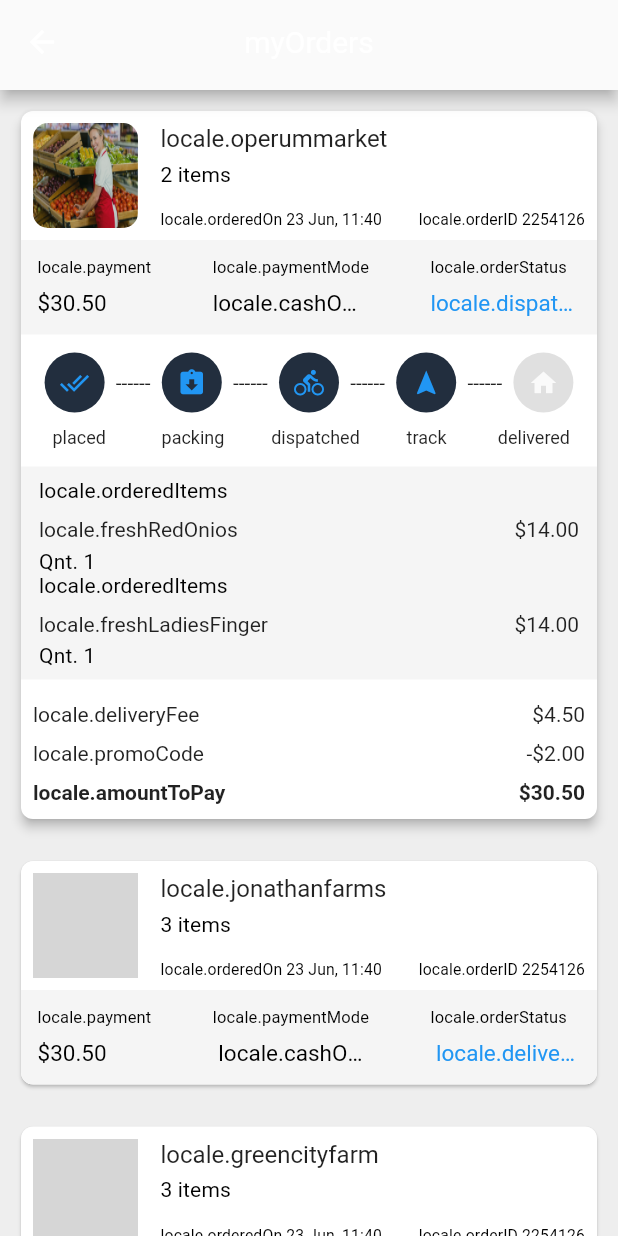
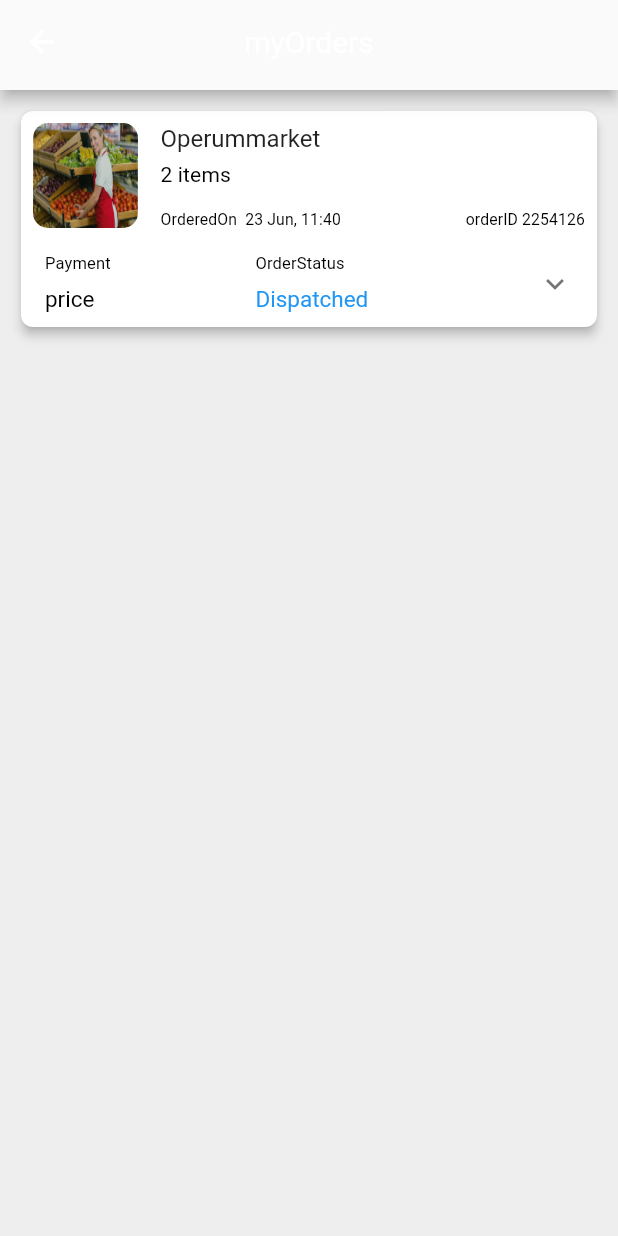
Before and after one commit to komal-fulwar/grabzo_new, a Flutter app: the MyOrders screen opened directly, on a phone screen of 412 x 824 dp. Run offline on Flutter 3.47's test engine with Material 2 defaults, Android fonts, the light colour scheme and no system bars; our stand-ins replace carousel_pro, flutter_phoenix, flutter_svg, fluttertoast, font_awesome_flutter, page_transition and 1 more; missing offline and left inert: animation_wrappers; accounts and stored records are empty; grey boxes are pictures that could not be loaded.

Commit message:
2 & 8 done

```diff
--- a/lib/pages/SearchSeeAll.dart
+++ b/lib/pages/SearchSeeAll.dart
@@ -57,9 +57,9 @@
           centerTitle: true),
       body: GridView.count(
         primary: false,
-        padding: const EdgeInsets.all(3),
-        crossAxisSpacing: 12,
-        mainAxisSpacing: 12,
+        padding: const EdgeInsets.all(0),
+        crossAxisSpacing: 0,
+        mainAxisSpacing: 0,
         crossAxisCount: 2,
         children: <Widget>[
           for (var item in data.search)
--- a/lib/pages/my_orders.dart
+++ b/lib/pages/my_orders.dart
@@ -49,12 +49,24 @@
               color: Colors.white,
               child: Column(
                 children: [
-                  buildItem(context, 'assets/seller1.png', "locale.operummarket",
+                  buildItem(context, 'assets/seller1.png', "Operummarket",
                       '2 items'),
-                  buildOrderInfoRow(context, '\$30.50', "locale.cashOnDelivery",
-                      "locale.dispatched",
-                      borderRadius: 0),
-                  Padding(
+                  ExpansionTile(
+                    title:Row(
+                      children: [
+                        buildGreyColumn(context, "Payment", "price"),
+                        Spacer(),
+                        buildGreyColumn(context, "OrderStatus", "Dispatched",
+                            text2Color: Theme.of(context).primaryColor),
+                        Spacer(),
+
+                      ],
+                    ),
+                    children: <Widget>[
+                       Column(
+                          children: [
+                            Container(
+                              child: Padding(
                                 padding: const EdgeInsets.symmetric(
                                     horizontal: 12.0, vertical: 12),
                                 child: Column(
@@ -108,6 +120,7 @@
                                   ],
                                 ),
                               ),
+                            ),
                             Container(
                               color: Colors.grey[100],
                               padding: const EdgeInsets.symmetric(
@@ -116,17 +129,17 @@
                                 crossAxisAlignment: CrossAxisAlignment.start,
                                 children: [
                                   Text(
-                          "locale.orderedItems",
+                                    "OrderedItems",
                                     style: Theme.of(context).textTheme.subtitle2,
                                   ),
-                        buildAmountRow("locale.freshRedOnios", '\$14.00'),
+                                  buildAmountRow("FreshRedOnios", '\$14.00'),
                                   SizedBox(
                                     height: 5,
                                   ),
                                   Text('Qnt. 1',
                                       style: Theme.of(context).textTheme.subtitle2),
                                   Text(
-                          "locale.orderedItems",
+                                    "OrderedItems",
                                     style: Theme.of(context).textTheme.subtitle2,
                                   ),
                                   buildAmountRow("locale.freshLadiesFinger", '\$14.00'),
@@ -152,15 +165,17 @@
                             )
                           ],
                         ),
+
+
+
+                    ],
                   ),
-            ListView.builder(
-                physics: NeverScrollableScrollPhysics(),
-                itemCount: 4,
-                shrinkWrap: true,
-                itemBuilder: (context, index) {
-                  return buildCompleteCard(context, myOrders[index].img,
-                      myOrders[index].name, '3 items');
-                }),
+
+
+                ],
+              ),
+            ),
+
           ],
         ),
         beginOffset: Offset(0, 0.3),
@@ -181,55 +196,10 @@
                 : Theme.of(context).scaffoldBackgroundColor,
           ));
 
-  GestureDetector buildCompleteCard(
-      BuildContext context, String img, String item, String category) {
-    // var locale = AppLocalizations.of(context);
-    return GestureDetector(
-      onTap: () {
-        // Navigator.push(
-        //     context, MaterialPageRoute(builder: (context) => AddReviewPage()));
-      },
-      child: Card(
-        shape: OutlineInputBorder(
-            borderRadius: BorderRadius.circular(8),
-            borderSide: BorderSide.none),
-        margin: EdgeInsets.symmetric(horizontal: 14, vertical: 14),
-        color: Colors.white,
-        elevation: 1,
-        child: Column(
-          children: [
-            buildItem(context, img, item, category),
-            buildOrderInfoRow(
-                context, '\$30.50'," locale.cashOnDelivery"," locale.delivered"),
-          ],
-        ),
-      ),
-    );
+
   }
 
-  Container buildOrderInfoRow(BuildContext context, String price,
-      String paymentMode, String orderStatus,
-      {double borderRadius = 8}) {
-    // var locale = AppLocalizations.of(context);
-    return Container(
-      decoration: BoxDecoration(
-        borderRadius:
-        BorderRadius.vertical(bottom: Radius.circular(borderRadius)),
-        color: Colors.grey[100],
-      ),
-      padding: const EdgeInsets.symmetric(horizontal: 11.0, vertical: 12),
-      child: Row(
-        children: [
-          buildGreyColumn(context, "locale.payment", price),
-          Spacer(),
-          buildGreyColumn(context, "locale.paymentMode", paymentMode),
-          Spacer(),
-          buildGreyColumn(context, "locale.orderStatus", orderStatus,
-              text2Color: Theme.of(context).primaryColor),
-        ],
-      ),
-    );
-  }
+
 
   Padding buildItem(
       BuildContext context, String img, String name, String category) {
@@ -265,7 +235,7 @@
                     style: Theme.of(context).textTheme.subtitle2,
                   ),
                   SizedBox(height: 16),
-                  Text("locale.orderedOn" + ' 23 Jun, 11:40',
+                  Text("OrderedOn" +' '+ ' 23 Jun, 11:40',
                       style: Theme.of(context)
                           .textTheme
                           .subtitle2
@@ -279,7 +249,7 @@
             end: 0,
             bottom: 0,
             child: Text(
-              "locale.orderID" + ' 2254126',
+              "orderID" + ' 2254126',
               textAlign: TextAlign.right,
               style: Theme.of(context)
                   .textTheme
@@ -333,4 +303,3 @@
       ],
     );
   }
-}
```
Also changed, not shown: lib/pages/ProductInfo.dart (+37 -0 lines), lib/pages/ProfileTab.dart (+8 -6 lines), 1 other file. Lines whose indentation alone changed are shown as unchanged.
